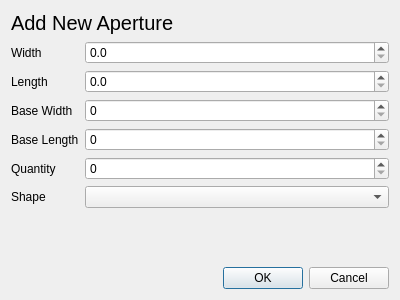
First picture: the form in ui/AddApertureWindow.ui, repository matthew-sirman/database-manager, before the edit.
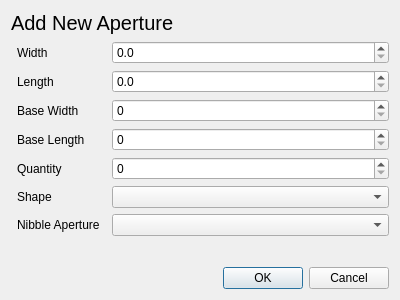
Second picture: the form after the edit. Custom widgets are drawn as their Qt base class.

Diff of the .ui file:
```diff
--- a/ui/AddApertureWindow.ui
+++ b/ui/AddApertureWindow.ui
@@ -36,6 +36,19 @@
     <layout class="QFormLayout" name="addApertureFormLayout">
      <item row="0" column="0">
       <widget class="QLabel" name="widthLabel">
+       <property name="styleSheet">
+        <string notr="true">
+                              QLabel {
+                              padding: 3px;
+                              }
+
+                              QLabel[hovering=true] {
+                              padding: 3px;
+                              background-color: #d9d9d9;
+                              border-radius: 5px;
+                              }
+                            </string>
+       </property>
        <property name="text">
         <string>Width</string>
        </property>
@@ -53,6 +66,19 @@
      </item>
      <item row="1" column="0">
       <widget class="QLabel" name="lengthLabel">
+       <property name="styleSheet">
+        <string notr="true">
+                              QLabel {
+                              padding: 3px;
+                              }
+
+                              QLabel[hovering=true] {
+                              padding: 3px;
+                              background-color: #d9d9d9;
+                              border-radius: 5px;
+                              }
+                            </string>
+       </property>
        <property name="text">
         <string>Length</string>
        </property>
@@ -70,6 +96,19 @@
      </item>
      <item row="2" column="0">
       <widget class="QLabel" name="baseWidthLabel">
+       <property name="styleSheet">
+        <string notr="true">
+                              QLabel {
+                              padding: 3px;
+                              }
+
+                              QLabel[hovering=true] {
+                              padding: 3px;
+                              background-color: #d9d9d9;
+                              border-radius: 5px;
+                              }
+                            </string>
+       </property>
        <property name="text">
         <string>Base Width</string>
        </property>
@@ -84,6 +123,19 @@
      </item>
      <item row="3" column="0">
       <widget class="QLabel" name="baseLengthLabel">
+       <property name="styleSheet">
+        <string notr="true">
+                              QLabel {
+                              padding: 3px;
+                              }
+
+                              QLabel[hovering=true] {
+                              padding: 3px;
+                              background-color: #d9d9d9;
+                              border-radius: 5px;
+                              }
+                            </string>
+       </property>
        <property name="text">
         <string>Base Length</string>
        </property>
@@ -98,6 +150,19 @@
      </item>
      <item row="4" column="0">
       <widget class="QLabel" name="quantityLabel">
+       <property name="styleSheet">
+        <string notr="true">
+                              QLabel {
+                              padding: 3px;
+                              }
+
+                              QLabel[hovering=true] {
+                              padding: 3px;
+                              background-color: #d9d9d9;
+                              border-radius: 5px;
+                              }
+                            </string>
+       </property>
        <property name="text">
         <string>Quantity</string>
        </property>
@@ -112,6 +177,19 @@
      </item>
      <item row="5" column="0">
       <widget class="QLabel" name="shapeLabel">
+       <property name="styleSheet">
+        <string notr="true">
+                              QLabel {
+                              padding: 3px;
+                              }
+
+                              QLabel[hovering=true] {
+                              padding: 3px;
+                              background-color: #d9d9d9;
+                              border-radius: 5px;
+                              }
+                            </string>
+       </property>
        <property name="text">
         <string>Shape</string>
        </property>
@@ -120,6 +198,29 @@
      <item row="5" column="1">
       <widget class="DynamicComboBox" name="apertureShapeInput"/>
      </item>
+     <item row="6" column="0">
+      <widget class="ActivatorLabel" name="nibbleApertureLabel">
+       <property name="styleSheet">
+        <string notr="true">
+                              QLabel {
+                              padding: 3px;
+                              }
+
+                              QLabel[hovering=true] {
+                              padding: 3px;
+                              background-color: #d9d9d9;
+                              border-radius: 5px;
+                              }
+                            </string>
+       </property>
+       <property name="text">
+        <string>Nibble Aperture</string>
+       </property>
+      </widget>
+     </item>
+     <item row="6" column="1">
+      <widget class="DynamicComboBox" name="nibbleApertureInput"/>
+     </item>
     </layout>
    </item>
    <item>
@@ -140,6 +241,11 @@
    <extends>QComboBox</extends>
    <header>widgets/DynamicComboBox.h</header>
   </customwidget>
+  <customwidget>
+   <class>ActivatorLabel</class>
+   <extends>QLabel</extends>
+   <header>widgets/ActivatorLabel.h</header>
+  </customwidget>
  </customwidgets>
  <resources/>
  <connections>
```
